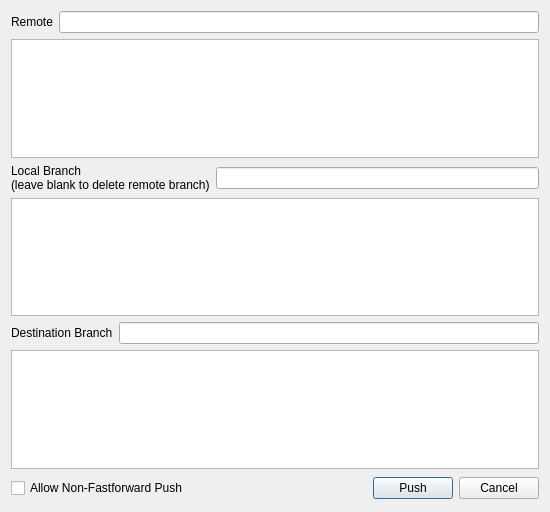
First picture: the form in ui/PushDialog.ui, repository git-cola/git-cola, before the edit.
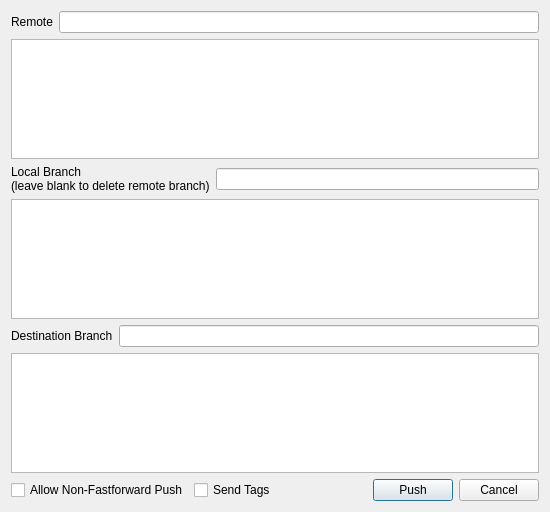
Second picture: the form after the edit.

Commit message:
Allow pushing tags
Signed-off by: David Aguilar <davvid@gmail.com>

```diff
--- a/ui/PushDialog.ui
+++ b/ui/PushDialog.ui
@@ -78,6 +78,13 @@
        </property>
       </widget>
      </item>
+     <item>
+      <widget class="QCheckBox" name="tagsCheckBox" >
+       <property name="text" >
+        <string>Send Tags</string>
+       </property>
+      </widget>
+     </item>
      <item>
       <spacer>
        <property name="orientation" >
@@ -85,8 +92,8 @@
        </property>
        <property name="sizeHint" >
         <size>
-         <width>91</width>
-         <height>26</height>
+         <width>40</width>
+         <height>20</height>
         </size>
        </property>
       </spacer>
```
The commit also changes 2 other files.
